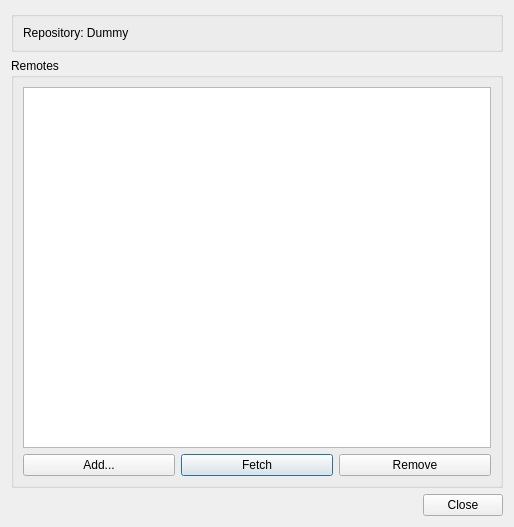
The window that src/plugins/git/remotedialog.ui (qt-creator/qt-creator) describes before a commit, drawn with Qt 5.
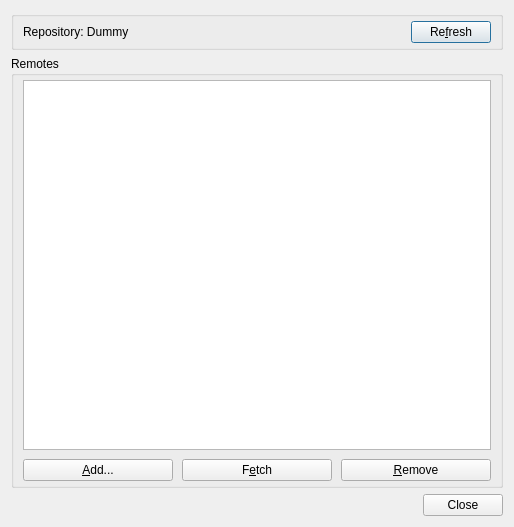
The same window after the commit.

Commit message:
Git: remote dialog improvements
 * Add shortcuts
 * Add refresh button

The edit to the form file:
```diff
--- a/src/plugins/git/remotedialog.ui
+++ b/src/plugins/git/remotedialog.ui
@@ -16,14 +16,33 @@
   <layout class="QVBoxLayout" name="verticalLayout_3">
    <item>
     <widget class="QGroupBox" name="infoGroupBox">
-     <layout class="QFormLayout" name="formLayout">
-      <item row="0" column="0" colspan="2">
+     <layout class="QHBoxLayout" name="horizontalLayout_2">
+      <property name="topMargin">
+       <number>4</number>
+      </property>
+      <property name="bottomMargin">
+       <number>4</number>
+      </property>
+      <item>
        <widget class="QLabel" name="repositoryLabel">
         <property name="text">
          <string notr="true">Repository: Dummy</string>
         </property>
        </widget>
       </item>
+      <item>
+       <widget class="QPushButton" name="refreshButton">
+        <property name="sizePolicy">
+         <sizepolicy hsizetype="Maximum" vsizetype="Fixed">
+          <horstretch>0</horstretch>
+          <verstretch>0</verstretch>
+         </sizepolicy>
+        </property>
+        <property name="text">
+         <string>Re&amp;fresh</string>
+        </property>
+       </widget>
+      </item>
      </layout>
     </widget>
    </item>
@@ -33,6 +52,15 @@
       <string>Remotes</string>
      </property>
      <layout class="QVBoxLayout" name="verticalLayout">
+      <property name="spacing">
+       <number>9</number>
+      </property>
+      <property name="topMargin">
+       <number>4</number>
+      </property>
+      <property name="bottomMargin">
+       <number>4</number>
+      </property>
       <item>
        <widget class="QTableView" name="remoteView">
         <property name="editTriggers">
@@ -63,7 +91,7 @@
         <item>
          <widget class="QPushButton" name="addButton">
           <property name="text">
-           <string>Add...</string>
+           <string>&amp;Add...</string>
           </property>
           <property name="autoDefault">
            <bool>false</bool>
@@ -73,14 +101,14 @@
         <item>
          <widget class="QPushButton" name="fetchButton">
           <property name="text">
-           <string>Fetch</string>
+           <string>F&amp;etch</string>
           </property>
          </widget>
         </item>
         <item>
          <widget class="QPushButton" name="removeButton">
           <property name="text">
-           <string>Remove</string>
+           <string>&amp;Remove</string>
           </property>
           <property name="autoDefault">
            <bool>false</bool>
```
The commit also changes 4 other files.
